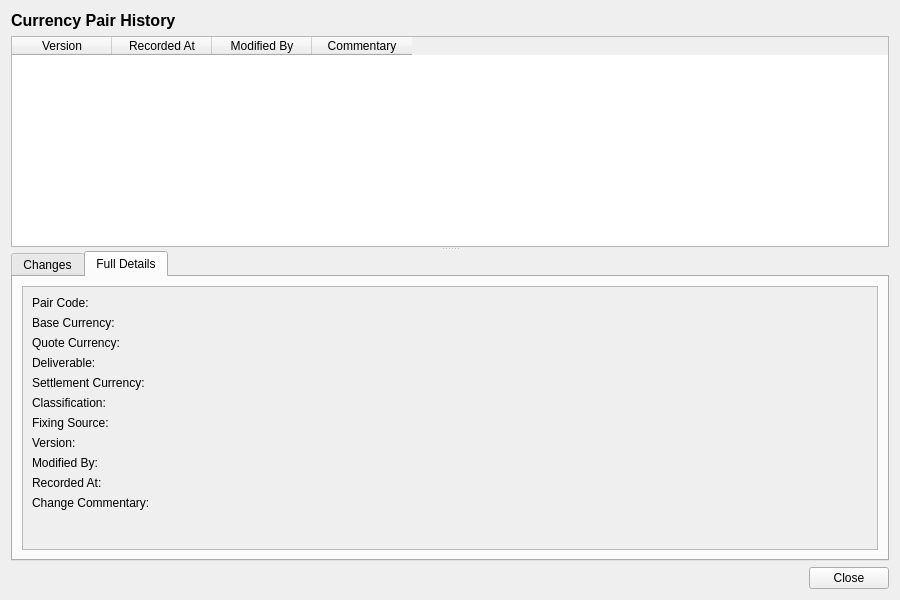
Above: projects/ores.qt/refdata/ui/CurrencyPairHistoryDialog.ui from OreStudio/OreStudio before the change. Below: the same form after it.
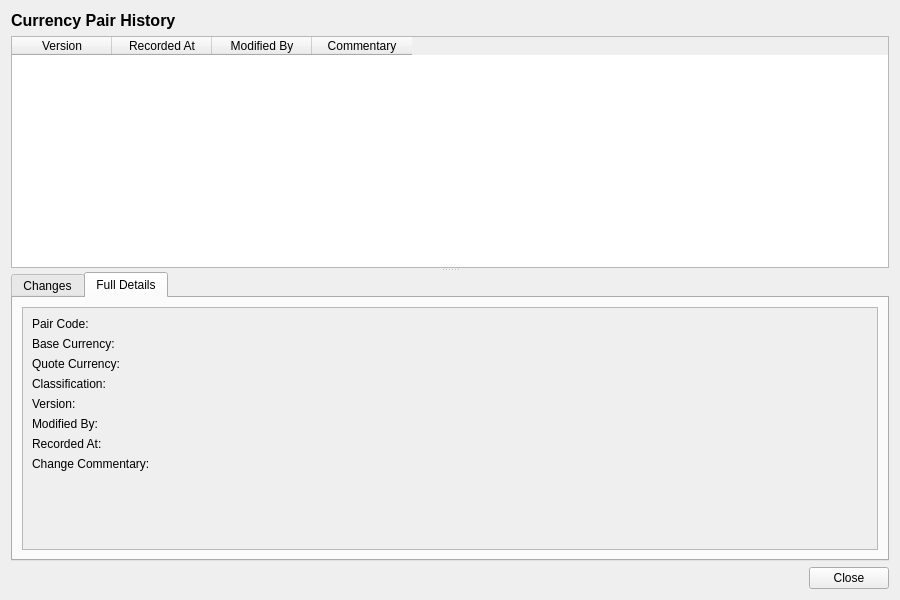
That is the form after the change. The open tabs and pages were chosen to show the change.

Commit message: [refdata,qt,sql] Drop deliverable/settlement_currency/fixing_source from currency_pair

```diff
--- a/projects/ores.qt/refdata/ui/CurrencyPairHistoryDialog.ui
+++ b/projects/ores.qt/refdata/ui/CurrencyPairHistoryDialog.ui
@@ -192,111 +192,69 @@
                 </widget>
                </item>
                <item row="3" column="0">
-                <widget class="QLabel" name="deliverableLabel">
-                 <property name="text">
-                  <string>Deliverable:</string>
-                 </property>
-                </widget>
-               </item>
-               <item row="3" column="1">
-                <widget class="QLabel" name="deliverableCheckBox">
-                 <property name="text">
-                  <string/>
-                 </property>
-                </widget>
-               </item>
-               <item row="4" column="0">
-                <widget class="QLabel" name="settlement_currencyLabel">
-                 <property name="text">
-                  <string>Settlement Currency:</string>
-                 </property>
-                </widget>
-               </item>
-               <item row="4" column="1">
-                <widget class="QLabel" name="settlementCurrencyValue">
-                 <property name="text">
-                  <string/>
-                 </property>
-                </widget>
-               </item>
-               <item row="5" column="0">
                 <widget class="QLabel" name="classificationLabel">
                  <property name="text">
                   <string>Classification:</string>
                  </property>
                 </widget>
                </item>
-               <item row="5" column="1">
+               <item row="3" column="1">
                 <widget class="QLabel" name="classificationValue">
                  <property name="text">
                   <string/>
                  </property>
                 </widget>
                </item>
-               <item row="6" column="0">
-                <widget class="QLabel" name="fixing_sourceLabel">
-                 <property name="text">
-                  <string>Fixing Source:</string>
-                 </property>
-                </widget>
-               </item>
-               <item row="6" column="1">
-                <widget class="QLabel" name="fixingSourceValue">
-                 <property name="text">
-                  <string/>
-                 </property>
-                </widget>
-               </item>
-               <item row="7" column="0">
+               <item row="4" column="0">
                 <widget class="QLabel" name="versionNumberLabel">
                  <property name="text">
                   <string>Version:</string>
                  </property>
                 </widget>
                </item>
-               <item row="7" column="1">
+               <item row="4" column="1">
                 <widget class="QLabel" name="versionNumberValue">
                  <property name="text">
                   <string/>
                  </property>
                 </widget>
                </item>
-               <item row="8" column="0">
+               <item row="5" column="0">
                 <widget class="QLabel" name="modifiedByLabel">
                  <property name="text">
                   <string>Modified By:</string>
                  </property>
                 </widget>
                </item>
-               <item row="8" column="1">
+               <item row="5" column="1">
                 <widget class="QLabel" name="modifiedByValue">
                  <property name="text">
                   <string/>
                  </property>
                 </widget>
                </item>
-               <item row="9" column="0">
+               <item row="6" column="0">
                 <widget class="QLabel" name="recordedAtLabel">
                  <property name="text">
                   <string>Recorded At:</string>
                  </property>
                 </widget>
                </item>
-               <item row="9" column="1">
+               <item row="6" column="1">
                 <widget class="QLabel" name="recordedAtValue">
                  <property name="text">
                   <string/>
                  </property>
                 </widget>
                </item>
-               <item row="10" column="0">
+               <item row="7" column="0">
                 <widget class="QLabel" name="changeCommentaryLabel">
                  <property name="text">
                   <string>Change Commentary:</string>
                  </property>
                 </widget>
                </item>
-               <item row="10" column="1">
+               <item row="7" column="1">
                 <widget class="QLabel" name="changeCommentaryValue">
                  <property name="text">
                   <string/>
```
The commit also changes 29 other files.
